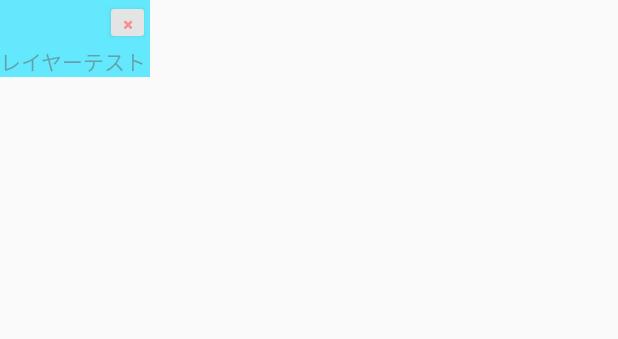
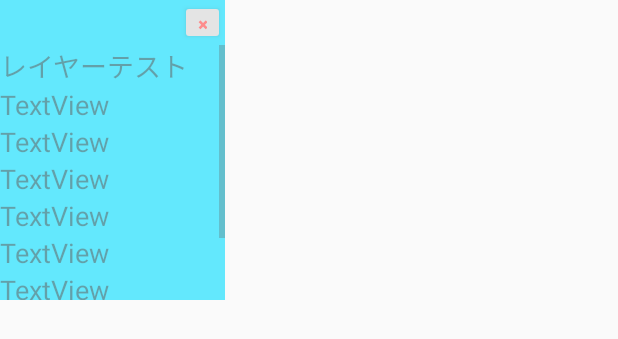
Before and after one commit to Funabashi-Joho-Business/X15G_F, an Android app: the layout layer.xml on its own in the app's theme, with its tools: preview values and no code run, on a phone screen of 412 x 824 dp. Shown: the top 339 px of the screen. Run offline under Robolectric (Android 15) with nearby library versions, the phone set to English and light mode, and no system bars.

Commit message:
レイアウト

```diff
--- a/app/src/main/java/jp/ac/chiba_fjb/f/home/LayerService.java
+++ b/app/src/main/java/jp/ac/chiba_fjb/f/home/LayerService.java
@@ -70,7 +70,7 @@ public class LayerService extends Service implements View.OnTouchListener {
             @Override
             public void onClick(View view) {
                 TextView textView = mView.findViewById(R.id.textView);
-                textView.setText("ボタンが押されました");
+                //textView.setText("ボタンが押されました");
                 removeLayer();
             }
         });
@@ -105,7 +105,7 @@ public class LayerService extends Service implements View.OnTouchListener {
     public void onCreate() {
         super.onCreate();
         System.out.println("サービス開始");
-        showLayer();
+
 
 
     }
@@ -120,6 +120,7 @@ public class LayerService extends Service implements View.OnTouchListener {
 
     @Override
     public int onStartCommand(Intent intent, int flags, int startId) {
+        showLayer();
         if(intent!=null) {
             if (intent.getAction() == null)
                 return super.onStartCommand(intent, flags, startId);
--- a/app/src/main/java/jp/ac/chiba_fjb/f/home/configFragment.java
+++ b/app/src/main/java/jp/ac/chiba_fjb/f/home/configFragment.java
@@ -10,7 +10,6 @@ import android.os.Bundle;
 import android.preference.PreferenceManager;
 import android.support.annotation.Nullable;
 import android.support.v4.app.Fragment;
-import android.support.v4.app.FragmentTransaction;
 import android.support.v4.app.NotificationCompat;
 import android.support.v4.content.ContextCompat;
 import android.view.LayoutInflater;
@@ -43,6 +42,7 @@ public class configFragment extends Fragment {
     public void onViewCreated(final View view, @Nullable Bundle savedInstanceState) {
         super.onViewCreated(view, savedInstanceState);
         final CheckBox chkbox = (CheckBox) view.findViewById(R.id.checkBox);
+        final LayerService layerService = new LayerService();
 
         //チェック状態確認
         SharedPreferences sp = PreferenceManager.getDefaultSharedPreferences(getActivity());
@@ -52,8 +52,8 @@ public class configFragment extends Fragment {
 
             @Override
             public void onClick(View v) {
-                Intent notificationIntent = new Intent(getActivity(), MainActivity.class);
-                PendingIntent contentIntent = PendingIntent.getActivity(getActivity(),0,notificationIntent,0);
+                Intent notificationIntent = new Intent(getActivity(),LayerService.class);
+                PendingIntent contentIntent = PendingIntent.getService(getActivity(),0,notificationIntent,0);
                 NotificationCompat.Builder builder = new NotificationCompat.Builder(getActivity());
                 // 左端に表示されるアイコン
                 builder.setSmallIcon(R.drawable.ic_launther);
--- a/app/src/main/res/layout/layer.xml
+++ b/app/src/main/res/layout/layer.xml
@@ -7,8 +7,8 @@
 
     <LinearLayout
         android:id="@+id/layerlayout"
-        android:layout_width="100dp"
-        android:layout_height="wrap_content"
+        android:layout_width="150dp"
+        android:layout_height="200dp"
         android:alpha="0.6"
         android:background="@android:color/holo_blue_bright"
         android:orientation="vertical">
@@ -27,11 +27,75 @@
             android:layout_width="match_parent"
             android:layout_height="match_parent">
 
-            <TextView
-                android:id="@+id/textView"
+            <LinearLayout
                 android:layout_width="match_parent"
                 android:layout_height="wrap_content"
-                android:text="レイヤーテスト" />
+                android:orientation="vertical">
+
+                <TextView
+                    android:id="@+id/textView12"
+                    android:layout_width="match_parent"
+                    android:layout_height="wrap_content"
+                    android:text="レイヤーテスト"
+                    android:textSize="18dp" />
+
+                <TextView
+                    android:id="@+id/textView13"
+                    android:layout_width="match_parent"
+                    android:layout_height="wrap_content"
+                    android:text="TextView"
+                    android:textSize="18dp"/>
+
+                <TextView
+                    android:id="@+id/textView14"
+                    android:layout_width="match_parent"
+                    android:layout_height="wrap_content"
+                    android:text="TextView"
+                    android:textSize="18dp"/>
+
+                <TextView
+                    android:id="@+id/textView15"
+                    android:layout_width="match_parent"
+                    android:layout_height="wrap_content"
+                    android:text="TextView"
+                    android:textSize="18dp"/>
+
+                <TextView
+                    android:id="@+id/textView16"
+                    android:layout_width="match_parent"
+                    android:layout_height="wrap_content"
+                    android:text="TextView"
+                    android:textSize="18dp"/>
+
+                <TextView
+                    android:id="@+id/textView17"
+                    android:layout_width="match_parent"
+                    android:layout_height="wrap_content"
+                    android:text="TextView"
+                    android:textSize="18dp"/>
+
+                <TextView
+                    android:id="@+id/textView18"
+                    android:layout_width="match_parent"
+                    android:layout_height="wrap_content"
+                    android:text="TextView"
+                    android:textSize="18dp"/>
+
+                <TextView
+                    android:id="@+id/textView19"
+                    android:layout_width="match_parent"
+                    android:layout_height="wrap_content"
+                    android:text="TextView"
+                    android:textSize="18dp"/>
+
+                <TextView
+                    android:id="@+id/textView20"
+                    android:layout_width="match_parent"
+                    android:layout_height="wrap_content"
+                    android:text="TextView"
+                    android:textSize="18dp"/>
+            </LinearLayout>
+
         </ScrollView>
 
     </LinearLayout>
```
Also changed, not shown: app/src/main/java/jp/ac/chiba_fjb/f/home/MainActivity.java (+7 -7 lines), app/src/main/res/layout/layer2.xml (added, +29 -0 lines).
